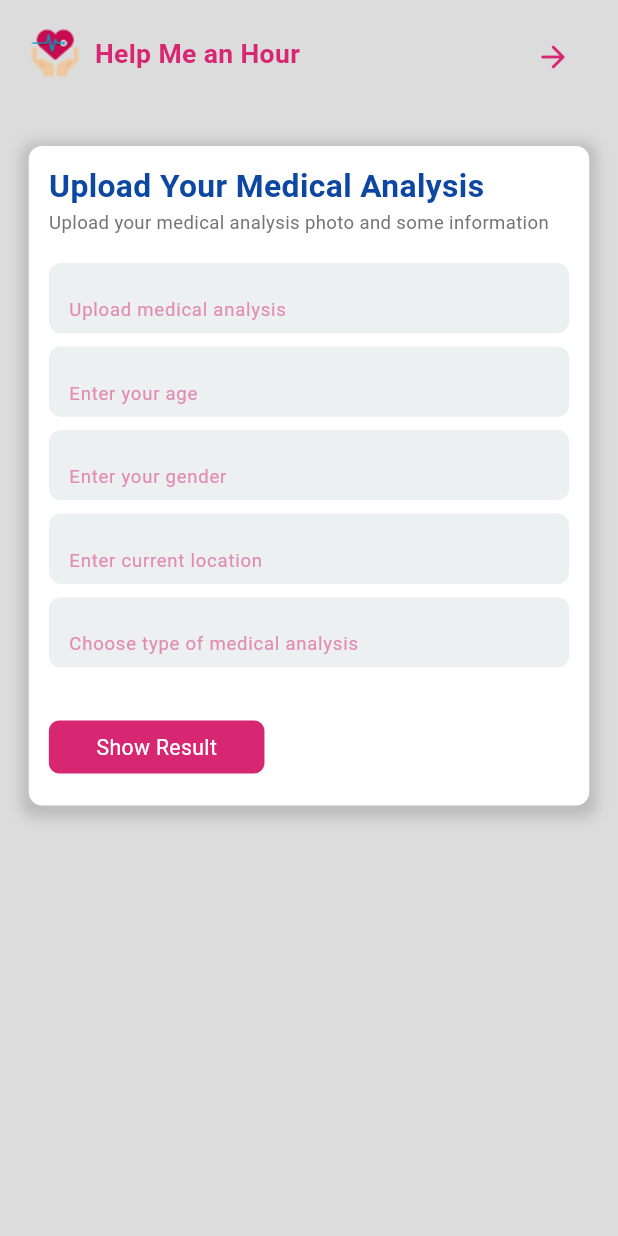
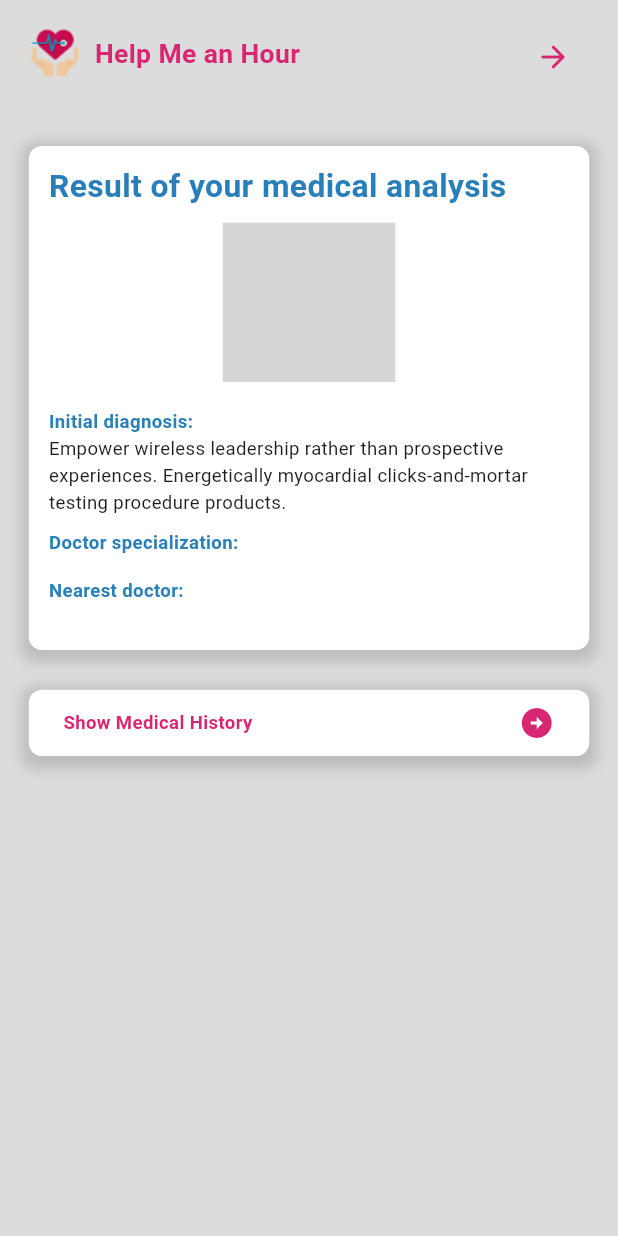
Before and after one commit to LUDOOS/Empower-Health, a Flutter app: the screen it shows after launch, after a tap on "Show Result", on a phone screen of 412 x 824 dp. Run offline on Flutter 3.47's test engine with Material 3 defaults, Android fonts, the light colour scheme and no system bars; our stand-ins replace flutter_native_splash, flutter_screenutil, flutter_svg, shared_preferences; grey boxes are pictures that could not be loaded.

Commit message:
medical feature

```diff
--- a/lib/core/common/custom_button.dart
+++ b/lib/core/common/custom_button.dart
@@ -1,3 +1,4 @@
+import 'package:empower_health/core/utils/app_decoration.dart';
 import 'package:flutter/material.dart';
 import 'package:flutter_screenutil/flutter_screenutil.dart';
 
@@ -19,8 +20,7 @@ class CustomButton extends StatelessWidget {
         width: double.infinity,
         height: 50.h,
         padding: EdgeInsets.symmetric(horizontal: 24.w),
-        decoration: BoxDecoration(
-            color: AppColors.white, borderRadius: BorderRadius.circular(8.r)),
+        decoration: AppDecoration.style(),
         child: Row(
           mainAxisAlignment: MainAxisAlignment.spaceBetween,
           children: [
--- a/lib/features/medical/medical_view.dart
+++ b/lib/features/medical/medical_view.dart
@@ -1,4 +1,6 @@
 import 'package:empower_health/core/common/primary_button.dart';
+import 'package:empower_health/core/navigation/custom_navigator.dart';
+import 'package:empower_health/core/navigation/routes.dart';
 import 'package:empower_health/core/utils/app_decoration.dart';
 import 'package:flutter/material.dart';
 import 'package:flutter_screenutil/flutter_screenutil.dart';
@@ -80,7 +82,9 @@ class _MedicalViewState extends State<MedicalView> {
                     ),
                     SizedBox(height: 40.h),
                     PrimaryButton(
-                      onTap: () {},
+                      onTap: () {
+                        CustomNavigator.push(Routes.RESULT);
+                      },
                       borderRadius: 8.r,
                       text: 'Show Result',
                     ),
--- /dev/null
+++ b/lib/features/medical/result_view.dart
@@ -0,0 +1,95 @@
+import 'package:empower_health/core/common/custom_button.dart';
+import 'package:empower_health/core/navigation/custom_navigator.dart';
+import 'package:empower_health/core/navigation/routes.dart';
+import 'package:empower_health/core/utils/utils.dart';
+import 'package:flutter/material.dart';
+import 'package:flutter_screenutil/flutter_screenutil.dart';
+import 'package:flutter_svg/flutter_svg.dart';
+
+import '../../core/common/custom_app_bar.dart';
+
+class ResultView extends StatelessWidget {
+  const ResultView({super.key});
+
+  @override
+  Widget build(BuildContext context) {
+    return Scaffold(
+      body: SafeArea(
+        child: SingleChildScrollView(
+          padding: EdgeInsets.symmetric(horizontal: 20.w),
+          child: Column(
+            children: [
+              SizedBox(height: 20.h),
+              CustomAppBar(icon: true, onPressed: () {}),
+              SizedBox(height: 50.h),
+              Container(
+                width: double.infinity,
+                padding: EdgeInsets.symmetric(horizontal: 14.w, vertical: 14.h),
+                decoration: AppDecoration.style(),
+                child: Column(
+                  crossAxisAlignment: CrossAxisAlignment.start,
+                  children: [
+                    Text(
+                      "Result of your medical analysis",
+                      style: TextStyle(
+                        fontSize: 24.sp,
+                        fontWeight: FontWeight.w600,
+                        color: const Color(0xff2980B9),
+                      ),
+                    ),
+                    SizedBox(height: 10.h),
+                    Center(
+                        child: SvgPicture.asset(
+                      AppImages.diagnosis,
+                      height: 120.h,
+                      width: 120.w,
+                    )),
+                    SizedBox(height: 20.h),
+                    Text(
+                      "Initial diagnosis:",
+                      style: TextStyle(
+                        fontSize: 14.sp,
+                        fontWeight: FontWeight.w600,
+                        color: const Color(0xff2980B9),
+                      ),
+                    ),
+                    Text(
+                      AppStrings.empowerWireless,
+                      style: TextStyle(
+                        fontSize: 14.sp,
+                      ),
+                    ),
+                    SizedBox(height: 10.h),
+                    Text(
+                      "Doctor specialization:",
+                      style: TextStyle(
+                        fontSize: 14.sp,
+                        fontWeight: FontWeight.w600,
+                        color: const Color(0xff2980B9),
+                      ),
+                    ),
+                    SizedBox(height: 16.h),
+                    Text(
+                      "Nearest doctor:",
+                      style: TextStyle(
+                        fontSize: 14.sp,
+                        fontWeight: FontWeight.w600,
+                        color: const Color(0xff2980B9),
+                      ),
+                    ),
+                    SizedBox(height: 20.h),
+                  ],
+                ),
+              ),
+              SizedBox(height: 30.h),
+              CustomButton(
+                title: 'Show Medical History',
+                onTap: () => CustomNavigator.push(Routes.PROFILE),
+              ),
+            ],
+          ),
+        ),
+      ),
+    );
+  }
+}
```
